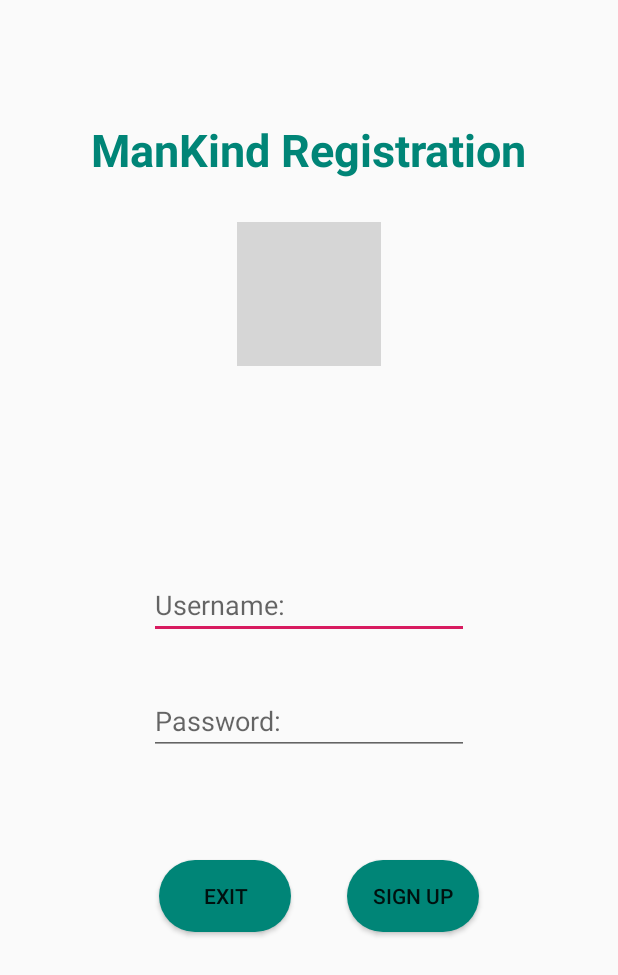
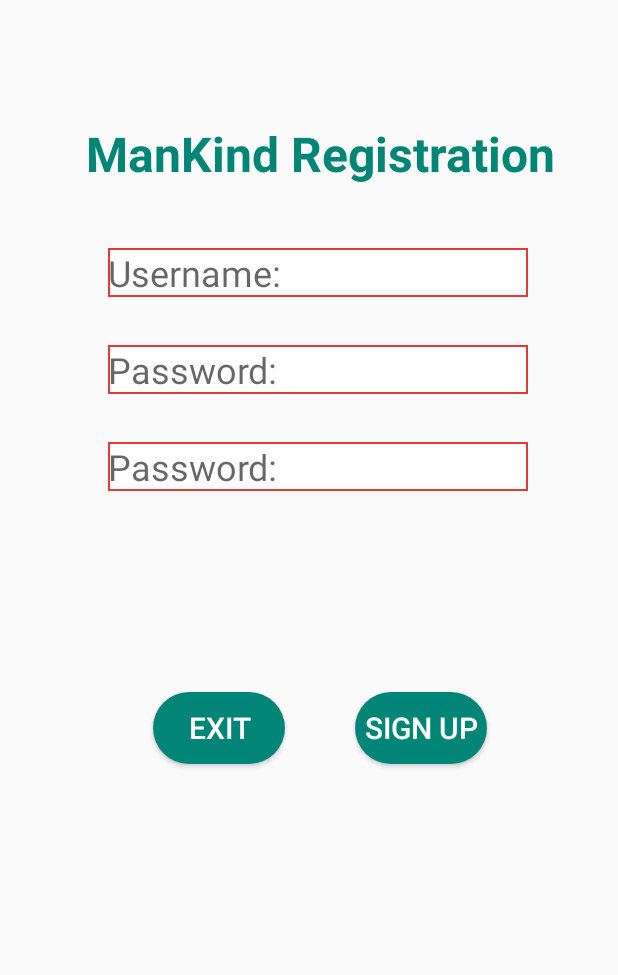
Before and after one commit to yluo0017/IE-ManKind, an Android app: the layout activity_register.xml on its own in the app's theme, with its tools: preview values and no code run, on a phone screen of 412 x 824 dp. Shown: the top 975 px of the screen. Run offline under Robolectric (Android 15) with nearby library versions, the phone set to English and light mode, and no system bars; grey boxes are pictures that could not be loaded.

Commit message:
First screen done

```diff
--- a/app/build.gradle
+++ b/app/build.gradle
@@ -29,5 +29,6 @@ dependencies {
     implementation 'com.google.firebase:firebase-auth:19.0.0'
     implementation 'com.google.firebase:firebase-firestore:21.0.0'
     implementation 'com.android.support:multidex:1.0.3'
+    implementation 'com.google.firebase:firebase-database:19.0.0'
 }
 apply plugin: 'com.google.gms.google-services'
--- /dev/null
+++ b/app/src/main/java/com/example/mankind/Entity/ViolenceList.java
@@ -0,0 +1,47 @@
+package com.example.mankind.Entity;
+
+import android.os.Parcel;
+import android.os.Parcelable;
+
+import java.util.List;
+
+public class ViolenceList implements Parcelable {
+    private List<String> violenceType;
+
+    public ViolenceList() {
+    }
+
+    protected ViolenceList(Parcel in) {
+        violenceType = in.createStringArrayList();
+    }
+
+    public static final Creator<ViolenceList> CREATOR = new Creator<ViolenceList>() {
+        @Override
+        public ViolenceList createFromParcel(Parcel in) {
+            return new ViolenceList(in);
+        }
+
+        @Override
+        public ViolenceList[] newArray(int size) {
+            return new ViolenceList[size];
+        }
+    };
+
+    public List<String> getViolenceType() {
+        return violenceType;
+    }
+
+    public void setViolenceType(List<String> violenceType) {
+        this.violenceType = violenceType;
+    }
+
+    @Override
+    public int describeContents() {
+        return 0;
+    }
+
+    @Override
+    public void writeToParcel(Parcel dest, int flags) {
+        dest.writeStringList(violenceType);
+    }
+}
--- a/app/src/main/java/com/example/mankind/Question2Activity.java
+++ b/app/src/main/java/com/example/mankind/Question2Activity.java
@@ -12,6 +12,8 @@ import android.widget.LinearLayout;
 import android.widget.RadioGroup;
 import android.widget.TextView;
 import android.widget.Toast;
+
+import com.example.mankind.Entity.ViolenceList;
 
 import java.util.ArrayList;
 import java.util.List;
@@ -337,8 +339,11 @@ public class Question2Activity extends AppCompatActivity {
                 window.findViewById(R.id.contin).setOnClickListener(new View.OnClickListener() {
                     @Override
                     public void onClick(View v) {
+                        ViolenceList list = new ViolenceList();
+                        list.setViolenceType(type);
                         Intent intent = new Intent();
                         intent.setClass(Question2Activity.this, RegisterActivity.class);
+                        intent.putExtra("type",list);
                         Question2Activity.this.startActivity(intent);
                     }
                 });
--- /dev/null
+++ b/app/src/main/res/drawable/my_edittext.xml
@@ -0,0 +1,8 @@
+<?xml version="1.0" encoding="utf-8"?>
+<shape xmlns:android="http://schemas.android.com/apk/res/android"
+    android:shape="rectangle">
+    <solid android:color="#FFFFFF"/>
+    <stroke
+        android:width="1.5dp"
+        android:color="#E53935"/>
+</shape>
--- a/app/src/main/res/layout/activity_register.xml
+++ b/app/src/main/res/layout/activity_register.xml
@@ -1,89 +1,120 @@
 <?xml version="1.0" encoding="utf-8"?>
-<androidx.constraintlayout.widget.ConstraintLayout
-    xmlns:android="http://schemas.android.com/apk/res/android"
+<androidx.constraintlayout.widget.ConstraintLayout xmlns:android="http://schemas.android.com/apk/res/android"
     xmlns:app="http://schemas.android.com/apk/res-auto"
     xmlns:tools="http://schemas.android.com/tools"
     android:layout_width="match_parent"
     android:layout_height="match_parent">
 
     <TextView
-        android:id="@+id/textView13"
+        android:id="@+id/textView8"
         android:layout_width="wrap_content"
         android:layout_height="wrap_content"
-        android:text="ManKind Registration"
-        android:textSize="30dp"
+        android:text="@string/registration_title"
         android:textColor="@color/colorPrimary"
+        android:textSize="32dp"
         android:textStyle="bold"
         app:layout_constraintBottom_toBottomOf="parent"
         app:layout_constraintEnd_toEndOf="parent"
+        app:layout_constraintHorizontal_bias="0.584"
         app:layout_constraintStart_toStartOf="parent"
         app:layout_constraintTop_toTopOf="parent"
-        app:layout_constraintVertical_bias="0.101" />
+        app:layout_constraintVertical_bias="0.103" />
 
     <EditText
         android:id="@+id/username"
         android:layout_width="wrap_content"
         android:layout_height="wrap_content"
-        android:layout_marginTop="50dp"
+        android:layout_marginTop="32dp"
+        android:background="@drawable/my_edittext"
         android:ems="10"
         android:hint="Username:"
         android:inputType="textPersonName"
+        android:textSize="24sp"
         app:layout_constraintBottom_toBottomOf="parent"
         app:layout_constraintEnd_toEndOf="parent"
+        app:layout_constraintHorizontal_bias="0.545"
         app:layout_constraintStart_toStartOf="parent"
-        app:layout_constraintTop_toBottomOf="@+id/textView13"
-        app:layout_constraintVertical_bias="0.346" />
+        app:layout_constraintTop_toBottomOf="@+id/textView8"
+        app:layout_constraintVertical_bias="0.015" />
 
     <EditText
         android:id="@+id/password"
         android:layout_width="wrap_content"
         android:layout_height="wrap_content"
         android:layout_marginTop="32dp"
+        android:background="@drawable/my_edittext"
         android:ems="10"
         android:hint="Password:"
-        android:inputType="textPassword"
+        android:inputType="textPersonName"
+        android:textSize="24sp"
         app:layout_constraintBottom_toBottomOf="parent"
         app:layout_constraintEnd_toEndOf="parent"
+        app:layout_constraintHorizontal_bias="0.545"
         app:layout_constraintStart_toStartOf="parent"
         app:layout_constraintTop_toBottomOf="@+id/username"
         app:layout_constraintVertical_bias="0.0" />
+
+    <EditText
+        android:id="@+id/confirmation"
+        android:layout_width="wrap_content"
+        android:layout_height="wrap_content"
+        android:layout_marginTop="32dp"
+        android:background="@drawable/my_edittext"
+        android:ems="10"
+        android:hint="Password:"
+        android:inputType="textPersonName"
+        android:textSize="24sp"
+        app:layout_constraintBottom_toBottomOf="parent"
+        app:layout_constraintEnd_toEndOf="parent"
+        app:layout_constraintHorizontal_bias="0.545"
+        app:layout_constraintStart_toStartOf="parent"
+        app:layout_constraintTop_toBottomOf="@+id/password"
+        app:layout_constraintVertical_bias="0.0" />
+
+    <TextView
+        android:id="@+id/password_check"
+        android:layout_width="290dp"
+        android:layout_height="55dp"
+        android:layout_marginTop="16dp"
+        android:text="@string/password_check"
+        android:textSize="24sp"
+        android:visibility="invisible"
+        app:layout_constraintBottom_toBottomOf="parent"
+        app:layout_constraintEnd_toEndOf="parent"
+        app:layout_constraintHorizontal_bias="0.0"
+        app:layout_constraintStart_toStartOf="@+id/confirmation"
+        app:layout_constraintTop_toBottomOf="@+id/confirmation"
+        app:layout_constraintVertical_bias="0.0" />
+
+    <Button
+        android:id="@+id/exit"
+        android:layout_width="wrap_content"
+        android:layout_height="wrap_content"
+        android:layout_marginTop="53dp"
+        android:background="@drawable/selector_green_bg"
+        android:textSize="20sp"
+        android:text="Exit"
+        android:textColor="@color/white"
+        app:layout_constraintBottom_toBottomOf="parent"
+        app:layout_constraintEnd_toEndOf="parent"
+        app:layout_constraintHorizontal_bias="0.12"
+        app:layout_constraintStart_toStartOf="@+id/confirmation"
+        app:layout_constraintTop_toBottomOf="@+id/password_check"
+        app:layout_constraintVertical_bias="0.028" />
 
     <Button
         android:id="@+id/register"
         android:layout_width="wrap_content"
         android:layout_height="wrap_content"
-        android:layout_marginTop="70dp"
+        android:layout_marginStart="32dp"
         android:background="@drawable/selector_green_bg"
-        android:text="Sign Up"
+        android:text="Sign up"
+        android:textSize="20sp"
+        android:textColor="@color/white"
         app:layout_constraintBottom_toBottomOf="parent"
-        app:layout_constraintEnd_toEndOf="parent"
-        app:layout_constraintHorizontal_bias="0.715"
-        app:layout_constraintStart_toStartOf="parent"
-        app:layout_constraintTop_toBottomOf="@+id/password"
+        app:layout_constraintEnd_toEndOf="@+id/confirmation"
+        app:layout_constraintHorizontal_bias="0.35"
+        app:layout_constraintStart_toEndOf="@+id/exit"
+        app:layout_constraintTop_toTopOf="@+id/exit"
         app:layout_constraintVertical_bias="0.0" />
-
-    <Button
-        android:id="@+id/Exit"
-        android:layout_width="wrap_content"
-        android:layout_height="wrap_content"
-        android:layout_marginTop="70dp"
-        android:background="@drawable/selector_green_bg"
-        android:text="Exit"
-        app:layout_constraintBottom_toBottomOf="parent"
-        app:layout_constraintEnd_toEndOf="parent"
-        app:layout_constraintHorizontal_bias="0.328"
-        app:layout_constraintStart_toStartOf="parent"
-        app:layout_constraintTop_toBottomOf="@+id/password"
-        app:layout_constraintVertical_bias="0.0" />
-
-    <ImageView
-        android:id="@+id/imageView"
-        android:layout_width="wrap_content"
-        android:layout_height="wrap_content"
-        app:layout_constraintBottom_toTopOf="@+id/username"
-        app:layout_constraintEnd_toEndOf="parent"
-        app:layout_constraintStart_toStartOf="parent"
-        app:layout_constraintTop_toBottomOf="@+id/textView13"
-        app:layout_constraintVertical_bias="0.172"
-        app:srcCompat="@drawable/logo" />
 </androidx.constraintlayout.widget.ConstraintLayout>
--- a/app/src/main/res/layout/launch.xml
+++ b/app/src/main/res/layout/launch.xml
@@ -11,8 +11,8 @@
 
     <ImageView
         android:id="@+id/launch_logo"
-        android:layout_width="342dp"
-        android:layout_height="210dp"
+        android:layout_width="380dp"
+        android:layout_height="282dp"
         android:layout_marginEnd="20dp"
         android:contentDescription="produced by Team Alpha"
         android:gravity="center"
--- a/app/src/main/res/values/strings.xml
+++ b/app/src/main/res/values/strings.xml
@@ -27,4 +27,6 @@
     <string name="q2_11">11.Do you often feel low around your partner?</string>
     <string name="q2_12">12.Do you ever think your partner is harassing you or blackmailing you?</string>
     <string name="q2_13">13.Do you have a kid or kids with your partner?</string>
+    <string name="registration_title">ManKind Registration</string>
+    <string name="password_check">Two password should be same!</string>
 </resources>
```
